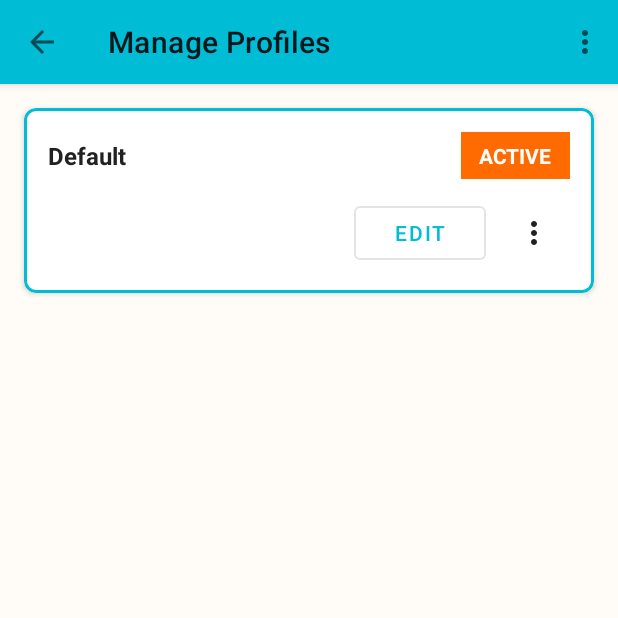
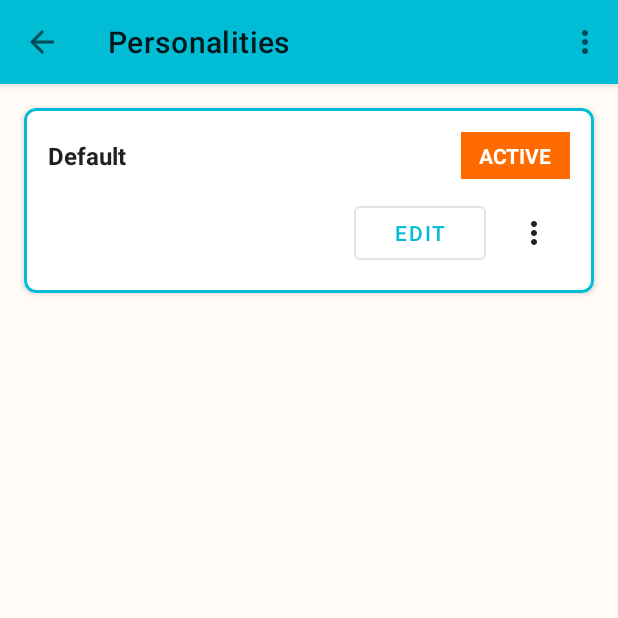
Before and after one commit to mrsheepuk/ha-live, an Android app: the ProfileManagementActivity screen opened directly, with no data from a screen before it, on a phone screen of 412 x 824 dp, the top half of it. Run offline under Robolectric (Android 15) with nearby library versions, the phone set to English and light mode, and no system bars.

Commit message:
Change ProfileManagementActivity title to 'Personalities'

```diff
--- a/app/app/src/main/java/uk/co/mrsheep/halive/ui/ProfileManagementActivity.kt
+++ b/app/app/src/main/java/uk/co/mrsheep/halive/ui/ProfileManagementActivity.kt
@@ -92,7 +92,7 @@ class ProfileManagementActivity : AppCompatActivity() {
 
         // Enable back button
         supportActionBar?.setDisplayHomeAsUpEnabled(true)
-        supportActionBar?.title = "Manage Profiles"
+        supportActionBar?.title = "Personalities"
 
         initViews()
         setupRecyclerView()
```
